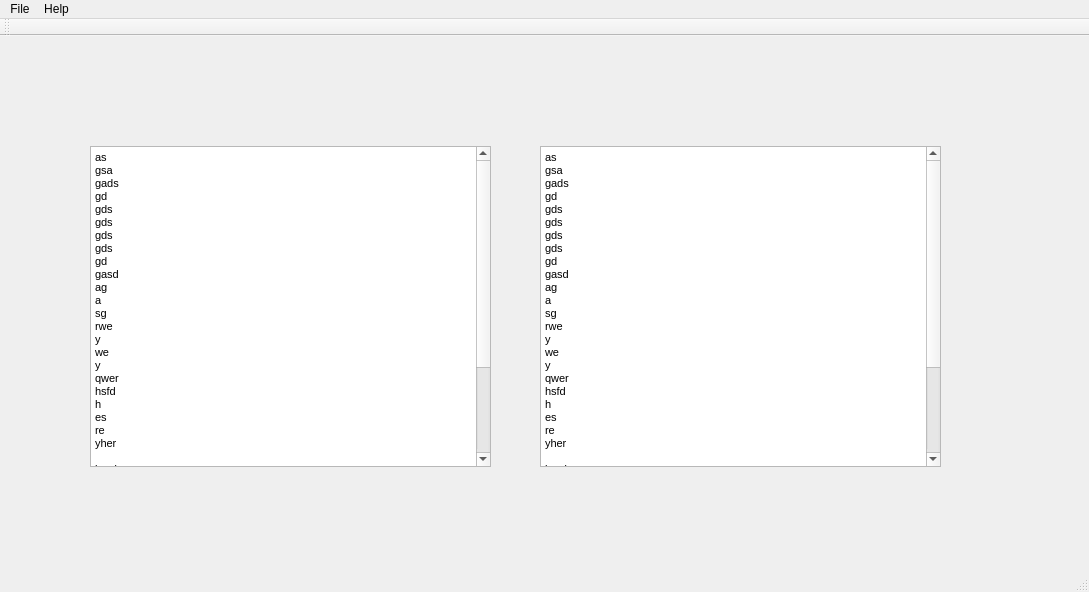
This is mainwindow.ui in BurningStar4/WorkspaceDiff as Qt 5 draws it before an edit. The edited form follows.
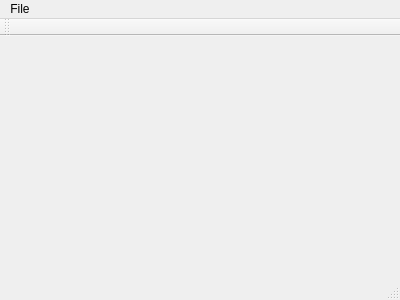
This is the edited form.

The edit to the form file:
```diff
--- a/mainwindow.ui
+++ b/mainwindow.ui
@@ -6,139 +6,31 @@
    <rect>
     <x>0</x>
     <y>0</y>
-    <width>1089</width>
-    <height>592</height>
+    <width>400</width>
+    <height>300</height>
    </rect>
   </property>
   <property name="windowTitle">
    <string>MainWindow</string>
   </property>
-  <widget class="QWidget" name="centralWidget">
-   <widget class="QTextEdit" name="textEdit">
-    <property name="geometry">
-     <rect>
-      <x>90</x>
-      <y>110</y>
-      <width>401</width>
-      <height>321</height>
-     </rect>
-    </property>
-    <property name="html">
-     <string>&lt;!DOCTYPE HTML PUBLIC &quot;-//W3C//DTD HTML 4.0//EN&quot; &quot;http://www.w3.org/TR/REC-html40/strict.dtd&quot;&gt;
-&lt;html&gt;&lt;head&gt;&lt;meta name=&quot;qrichtext&quot; content=&quot;1&quot; /&gt;&lt;style type=&quot;text/css&quot;&gt;
-p, li { white-space: pre-wrap; }
-&lt;/style&gt;&lt;/head&gt;&lt;body style=&quot; font-family:'MS Shell Dlg 2'; font-size:8.25pt; font-weight:400; font-style:normal;&quot;&gt;
-&lt;p style=&quot; margin-top:0px; margin-bottom:0px; margin-left:0px; margin-right:0px; -qt-block-indent:0; text-indent:0px;&quot;&gt;&lt;span style=&quot; font-size:8pt;&quot;&gt;as&lt;/span&gt;&lt;/p&gt;
-&lt;p style=&quot; margin-top:0px; margin-bottom:0px; margin-left:0px; margin-right:0px; -qt-block-indent:0; text-indent:0px;&quot;&gt;&lt;span style=&quot; font-size:8pt;&quot;&gt;gsa&lt;/span&gt;&lt;/p&gt;
-&lt;p style=&quot; margin-top:0px; margin-bottom:0px; margin-left:0px; margin-right:0px; -qt-block-indent:0; text-indent:0px;&quot;&gt;&lt;span style=&quot; font-size:8pt;&quot;&gt;gads&lt;/span&gt;&lt;/p&gt;
-&lt;p style=&quot; margin-top:0px; margin-bottom:0px; margin-left:0px; margin-right:0px; -qt-block-indent:0; text-indent:0px;&quot;&gt;&lt;span style=&quot; font-size:8pt;&quot;&gt;gd&lt;/span&gt;&lt;/p&gt;
-&lt;p style=&quot; margin-top:0px; margin-bottom:0px; margin-left:0px; margin-right:0px; -qt-block-indent:0; text-indent:0px;&quot;&gt;&lt;span style=&quot; font-size:8pt;&quot;&gt;gds&lt;/span&gt;&lt;/p&gt;
-&lt;p style=&quot; margin-top:0px; margin-bottom:0px; margin-left:0px; margin-right:0px; -qt-block-indent:0; text-indent:0px;&quot;&gt;&lt;span style=&quot; font-size:8pt;&quot;&gt;gds&lt;/span&gt;&lt;/p&gt;
-&lt;p style=&quot; margin-top:0px; margin-bottom:0px; margin-left:0px; margin-right:0px; -qt-block-indent:0; text-indent:0px;&quot;&gt;&lt;span style=&quot; font-size:8pt;&quot;&gt;gds&lt;/span&gt;&lt;/p&gt;
-&lt;p style=&quot; margin-top:0px; margin-bottom:0px; margin-left:0px; margin-right:0px; -qt-block-indent:0; text-indent:0px;&quot;&gt;&lt;span style=&quot; font-size:8pt;&quot;&gt;gds&lt;/span&gt;&lt;/p&gt;
-&lt;p style=&quot; margin-top:0px; margin-bottom:0px; margin-left:0px; margin-right:0px; -qt-block-indent:0; text-indent:0px;&quot;&gt;&lt;span style=&quot; font-size:8pt;&quot;&gt;gd&lt;/span&gt;&lt;/p&gt;
-&lt;p style=&quot; margin-top:0px; margin-bottom:0px; margin-left:0px; margin-right:0px; -qt-block-indent:0; text-indent:0px;&quot;&gt;&lt;span style=&quot; font-size:8pt;&quot;&gt;gasd&lt;/span&gt;&lt;/p&gt;
-&lt;p style=&quot; margin-top:0px; margin-bottom:0px; margin-left:0px; margin-right:0px; -qt-block-indent:0; text-indent:0px;&quot;&gt;&lt;span style=&quot; font-size:8pt;&quot;&gt;ag&lt;/span&gt;&lt;/p&gt;
-&lt;p style=&quot; margin-top:0px; margin-bottom:0px; margin-left:0px; margin-right:0px; -qt-block-indent:0; text-indent:0px;&quot;&gt;&lt;span style=&quot; font-size:8pt;&quot;&gt;a&lt;/span&gt;&lt;/p&gt;
-&lt;p style=&quot; margin-top:0px; margin-bottom:0px; margin-left:0px; margin-right:0px; -qt-block-indent:0; text-indent:0px;&quot;&gt;&lt;span style=&quot; font-size:8pt;&quot;&gt;sg&lt;/span&gt;&lt;/p&gt;
-&lt;p style=&quot; margin-top:0px; margin-bottom:0px; margin-left:0px; margin-right:0px; -qt-block-indent:0; text-indent:0px;&quot;&gt;&lt;span style=&quot; font-size:8pt;&quot;&gt;rwe&lt;/span&gt;&lt;/p&gt;
-&lt;p style=&quot; margin-top:0px; margin-bottom:0px; margin-left:0px; margin-right:0px; -qt-block-indent:0; text-indent:0px;&quot;&gt;&lt;span style=&quot; font-size:8pt;&quot;&gt;y&lt;/span&gt;&lt;/p&gt;
-&lt;p style=&quot; margin-top:0px; margin-bottom:0px; margin-left:0px; margin-right:0px; -qt-block-indent:0; text-indent:0px;&quot;&gt;&lt;span style=&quot; font-size:8pt;&quot;&gt;we&lt;/span&gt;&lt;/p&gt;
-&lt;p style=&quot; margin-top:0px; margin-bottom:0px; margin-left:0px; margin-right:0px; -qt-block-indent:0; text-indent:0px;&quot;&gt;&lt;span style=&quot; font-size:8pt;&quot;&gt;y&lt;/span&gt;&lt;/p&gt;
-&lt;p style=&quot; margin-top:0px; margin-bottom:0px; margin-left:0px; margin-right:0px; -qt-block-indent:0; text-indent:0px;&quot;&gt;&lt;span style=&quot; font-size:8pt;&quot;&gt;qwer&lt;/span&gt;&lt;/p&gt;
-&lt;p style=&quot; margin-top:0px; margin-bottom:0px; margin-left:0px; margin-right:0px; -qt-block-indent:0; text-indent:0px;&quot;&gt;&lt;span style=&quot; font-size:8pt;&quot;&gt;hsfd&lt;/span&gt;&lt;/p&gt;
-&lt;p style=&quot; margin-top:0px; margin-bottom:0px; margin-left:0px; margin-right:0px; -qt-block-indent:0; text-indent:0px;&quot;&gt;&lt;span style=&quot; font-size:8pt;&quot;&gt;h&lt;/span&gt;&lt;/p&gt;
-&lt;p style=&quot; margin-top:0px; margin-bottom:0px; margin-left:0px; margin-right:0px; -qt-block-indent:0; text-indent:0px;&quot;&gt;&lt;span style=&quot; font-size:8pt;&quot;&gt;es&lt;/span&gt;&lt;/p&gt;
-&lt;p style=&quot; margin-top:0px; margin-bottom:0px; margin-left:0px; margin-right:0px; -qt-block-indent:0; text-indent:0px;&quot;&gt;&lt;span style=&quot; font-size:8pt;&quot;&gt;re&lt;/span&gt;&lt;/p&gt;
-&lt;p style=&quot; margin-top:0px; margin-bottom:0px; margin-left:0px; margin-right:0px; -qt-block-indent:0; text-indent:0px;&quot;&gt;&lt;span style=&quot; font-size:8pt;&quot;&gt;yher&lt;/span&gt;&lt;/p&gt;
-&lt;p style=&quot;-qt-paragraph-type:empty; margin-top:0px; margin-bottom:0px; margin-left:0px; margin-right:0px; -qt-block-indent:0; text-indent:0px; font-size:8pt;&quot;&gt;&lt;br /&gt;&lt;/p&gt;
-&lt;p style=&quot; margin-top:0px; margin-bottom:0px; margin-left:0px; margin-right:0px; -qt-block-indent:0; text-indent:0px;&quot;&gt;&lt;span style=&quot; font-size:8pt;&quot;&gt;hred&lt;/span&gt;&lt;/p&gt;
-&lt;p style=&quot; margin-top:0px; margin-bottom:0px; margin-left:0px; margin-right:0px; -qt-block-indent:0; text-indent:0px;&quot;&gt;&lt;span style=&quot; font-size:8pt;&quot;&gt;h&lt;/span&gt;&lt;/p&gt;
-&lt;p style=&quot; margin-top:0px; margin-bottom:0px; margin-left:0px; margin-right:0px; -qt-block-indent:0; text-indent:0px;&quot;&gt;&lt;span style=&quot; font-size:8pt;&quot;&gt;er&lt;/span&gt;&lt;/p&gt;
-&lt;p style=&quot; margin-top:0px; margin-bottom:0px; margin-left:0px; margin-right:0px; -qt-block-indent:0; text-indent:0px;&quot;&gt;&lt;span style=&quot; font-size:8pt;&quot;&gt;h3&lt;/span&gt;&lt;/p&gt;
-&lt;p style=&quot; margin-top:0px; margin-bottom:0px; margin-left:0px; margin-right:0px; -qt-block-indent:0; text-indent:0px;&quot;&gt;&lt;span style=&quot; font-size:8pt;&quot;&gt;qy&lt;/span&gt;&lt;/p&gt;
-&lt;p style=&quot; margin-top:0px; margin-bottom:0px; margin-left:0px; margin-right:0px; -qt-block-indent:0; text-indent:0px;&quot;&gt;&lt;span style=&quot; font-size:8pt;&quot;&gt;hfd&lt;/span&gt;&lt;/p&gt;
-&lt;p style=&quot; margin-top:0px; margin-bottom:0px; margin-left:0px; margin-right:0px; -qt-block-indent:0; text-indent:0px;&quot;&gt;&lt;span style=&quot; font-size:8pt;&quot;&gt;g&lt;/span&gt;&lt;/p&gt;
-&lt;p style=&quot; margin-top:0px; margin-bottom:0px; margin-left:0px; margin-right:0px; -qt-block-indent:0; text-indent:0px;&quot;&gt;&lt;span style=&quot; font-size:8pt;&quot;&gt;eds&lt;/span&gt;&lt;/p&gt;
-&lt;p style=&quot; margin-top:0px; margin-bottom:0px; margin-left:0px; margin-right:0px; -qt-block-indent:0; text-indent:0px;&quot;&gt;&lt;span style=&quot; font-size:8pt;&quot;&gt;h&lt;/span&gt;&lt;/p&gt;
-&lt;p style=&quot; margin-top:0px; margin-bottom:0px; margin-left:0px; margin-right:0px; -qt-block-indent:0; text-indent:0px;&quot;&gt;&lt;span style=&quot; font-size:8pt;&quot;&gt;reyh&lt;/span&gt;&lt;/p&gt;&lt;/body&gt;&lt;/html&gt;</string>
-    </property>
-   </widget>
-   <widget class="QTextEdit" name="textEdit_2">
-    <property name="geometry">
-     <rect>
-      <x>540</x>
-      <y>110</y>
-      <width>401</width>
-      <height>321</height>
-     </rect>
-    </property>
-    <property name="html">
-     <string>&lt;!DOCTYPE HTML PUBLIC &quot;-//W3C//DTD HTML 4.0//EN&quot; &quot;http://www.w3.org/TR/REC-html40/strict.dtd&quot;&gt;
-&lt;html&gt;&lt;head&gt;&lt;meta name=&quot;qrichtext&quot; content=&quot;1&quot; /&gt;&lt;style type=&quot;text/css&quot;&gt;
-p, li { white-space: pre-wrap; }
-&lt;/style&gt;&lt;/head&gt;&lt;body style=&quot; font-family:'MS Shell Dlg 2'; font-size:8.25pt; font-weight:400; font-style:normal;&quot;&gt;
-&lt;p style=&quot; margin-top:0px; margin-bottom:0px; margin-left:0px; margin-right:0px; -qt-block-indent:0; text-indent:0px;&quot;&gt;&lt;span style=&quot; font-size:8pt;&quot;&gt;as&lt;/span&gt;&lt;/p&gt;
-&lt;p style=&quot; margin-top:0px; margin-bottom:0px; margin-left:0px; margin-right:0px; -qt-block-indent:0; text-indent:0px;&quot;&gt;&lt;span style=&quot; font-size:8pt;&quot;&gt;gsa&lt;/span&gt;&lt;/p&gt;
-&lt;p style=&quot; margin-top:0px; margin-bottom:0px; margin-left:0px; margin-right:0px; -qt-block-indent:0; text-indent:0px;&quot;&gt;&lt;span style=&quot; font-size:8pt;&quot;&gt;gads&lt;/span&gt;&lt;/p&gt;
-&lt;p style=&quot; margin-top:0px; margin-bottom:0px; margin-left:0px; margin-right:0px; -qt-block-indent:0; text-indent:0px;&quot;&gt;&lt;span style=&quot; font-size:8pt;&quot;&gt;gd&lt;/span&gt;&lt;/p&gt;
-&lt;p style=&quot; margin-top:0px; margin-bottom:0px; margin-left:0px; margin-right:0px; -qt-block-indent:0; text-indent:0px;&quot;&gt;&lt;span style=&quot; font-size:8pt;&quot;&gt;gds&lt;/span&gt;&lt;/p&gt;
-&lt;p style=&quot; margin-top:0px; margin-bottom:0px; margin-left:0px; margin-right:0px; -qt-block-indent:0; text-indent:0px;&quot;&gt;&lt;span style=&quot; font-size:8pt;&quot;&gt;gds&lt;/span&gt;&lt;/p&gt;
-&lt;p style=&quot; margin-top:0px; margin-bottom:0px; margin-left:0px; margin-right:0px; -qt-block-indent:0; text-indent:0px;&quot;&gt;&lt;span style=&quot; font-size:8pt;&quot;&gt;gds&lt;/span&gt;&lt;/p&gt;
-&lt;p style=&quot; margin-top:0px; margin-bottom:0px; margin-left:0px; margin-right:0px; -qt-block-indent:0; text-indent:0px;&quot;&gt;&lt;span style=&quot; font-size:8pt;&quot;&gt;gds&lt;/span&gt;&lt;/p&gt;
-&lt;p style=&quot; margin-top:0px; margin-bottom:0px; margin-left:0px; margin-right:0px; -qt-block-indent:0; text-indent:0px;&quot;&gt;&lt;span style=&quot; font-size:8pt;&quot;&gt;gd&lt;/span&gt;&lt;/p&gt;
-&lt;p style=&quot; margin-top:0px; margin-bottom:0px; margin-left:0px; margin-right:0px; -qt-block-indent:0; text-indent:0px;&quot;&gt;&lt;span style=&quot; font-size:8pt;&quot;&gt;gasd&lt;/span&gt;&lt;/p&gt;
-&lt;p style=&quot; margin-top:0px; margin-bottom:0px; margin-left:0px; margin-right:0px; -qt-block-indent:0; text-indent:0px;&quot;&gt;&lt;span style=&quot; font-size:8pt;&quot;&gt;ag&lt;/span&gt;&lt;/p&gt;
-&lt;p style=&quot; margin-top:0px; margin-bottom:0px; margin-left:0px; margin-right:0px; -qt-block-indent:0; text-indent:0px;&quot;&gt;&lt;span style=&quot; font-size:8pt;&quot;&gt;a&lt;/span&gt;&lt;/p&gt;
-&lt;p style=&quot; margin-top:0px; margin-bottom:0px; margin-left:0px; margin-right:0px; -qt-block-indent:0; text-indent:0px;&quot;&gt;&lt;span style=&quot; font-size:8pt;&quot;&gt;sg&lt;/span&gt;&lt;/p&gt;
-&lt;p style=&quot; margin-top:0px; margin-bottom:0px; margin-left:0px; margin-right:0px; -qt-block-indent:0; text-indent:0px;&quot;&gt;&lt;span style=&quot; font-size:8pt;&quot;&gt;rwe&lt;/span&gt;&lt;/p&gt;
-&lt;p style=&quot; margin-top:0px; margin-bottom:0px; margin-left:0px; margin-right:0px; -qt-block-indent:0; text-indent:0px;&quot;&gt;&lt;span style=&quot; font-size:8pt;&quot;&gt;y&lt;/span&gt;&lt;/p&gt;
-&lt;p style=&quot; margin-top:0px; margin-bottom:0px; margin-left:0px; margin-right:0px; -qt-block-indent:0; text-indent:0px;&quot;&gt;&lt;span style=&quot; font-size:8pt;&quot;&gt;we&lt;/span&gt;&lt;/p&gt;
-&lt;p style=&quot; margin-top:0px; margin-bottom:0px; margin-left:0px; margin-right:0px; -qt-block-indent:0; text-indent:0px;&quot;&gt;&lt;span style=&quot; font-size:8pt;&quot;&gt;y&lt;/span&gt;&lt;/p&gt;
-&lt;p style=&quot; margin-top:0px; margin-bottom:0px; margin-left:0px; margin-right:0px; -qt-block-indent:0; text-indent:0px;&quot;&gt;&lt;span style=&quot; font-size:8pt;&quot;&gt;qwer&lt;/span&gt;&lt;/p&gt;
-&lt;p style=&quot; margin-top:0px; margin-bottom:0px; margin-left:0px; margin-right:0px; -qt-block-indent:0; text-indent:0px;&quot;&gt;&lt;span style=&quot; font-size:8pt;&quot;&gt;hsfd&lt;/span&gt;&lt;/p&gt;
-&lt;p style=&quot; margin-top:0px; margin-bottom:0px; margin-left:0px; margin-right:0px; -qt-block-indent:0; text-indent:0px;&quot;&gt;&lt;span style=&quot; font-size:8pt;&quot;&gt;h&lt;/span&gt;&lt;/p&gt;
-&lt;p style=&quot; margin-top:0px; margin-bottom:0px; margin-left:0px; margin-right:0px; -qt-block-indent:0; text-indent:0px;&quot;&gt;&lt;span style=&quot; font-size:8pt;&quot;&gt;es&lt;/span&gt;&lt;/p&gt;
-&lt;p style=&quot; margin-top:0px; margin-bottom:0px; margin-left:0px; margin-right:0px; -qt-block-indent:0; text-indent:0px;&quot;&gt;&lt;span style=&quot; font-size:8pt;&quot;&gt;re&lt;/span&gt;&lt;/p&gt;
-&lt;p style=&quot; margin-top:0px; margin-bottom:0px; margin-left:0px; margin-right:0px; -qt-block-indent:0; text-indent:0px;&quot;&gt;&lt;span style=&quot; font-size:8pt;&quot;&gt;yher&lt;/span&gt;&lt;/p&gt;
-&lt;p style=&quot;-qt-paragraph-type:empty; margin-top:0px; margin-bottom:0px; margin-left:0px; margin-right:0px; -qt-block-indent:0; text-indent:0px; font-size:8pt;&quot;&gt;&lt;br /&gt;&lt;/p&gt;
-&lt;p style=&quot; margin-top:0px; margin-bottom:0px; margin-left:0px; margin-right:0px; -qt-block-indent:0; text-indent:0px;&quot;&gt;&lt;span style=&quot; font-size:8pt;&quot;&gt;hred&lt;/span&gt;&lt;/p&gt;
-&lt;p style=&quot; margin-top:0px; margin-bottom:0px; margin-left:0px; margin-right:0px; -qt-block-indent:0; text-indent:0px;&quot;&gt;&lt;span style=&quot; font-size:8pt;&quot;&gt;h&lt;/span&gt;&lt;/p&gt;
-&lt;p style=&quot; margin-top:0px; margin-bottom:0px; margin-left:0px; margin-right:0px; -qt-block-indent:0; text-indent:0px;&quot;&gt;&lt;span style=&quot; font-size:8pt;&quot;&gt;er&lt;/span&gt;&lt;/p&gt;
-&lt;p style=&quot; margin-top:0px; margin-bottom:0px; margin-left:0px; margin-right:0px; -qt-block-indent:0; text-indent:0px;&quot;&gt;&lt;span style=&quot; font-size:8pt;&quot;&gt;h3&lt;/span&gt;&lt;/p&gt;
-&lt;p style=&quot; margin-top:0px; margin-bottom:0px; margin-left:0px; margin-right:0px; -qt-block-indent:0; text-indent:0px;&quot;&gt;&lt;span style=&quot; font-size:8pt;&quot;&gt;qy&lt;/span&gt;&lt;/p&gt;
-&lt;p style=&quot; margin-top:0px; margin-bottom:0px; margin-left:0px; margin-right:0px; -qt-block-indent:0; text-indent:0px;&quot;&gt;&lt;span style=&quot; font-size:8pt;&quot;&gt;hfd&lt;/span&gt;&lt;/p&gt;
-&lt;p style=&quot; margin-top:0px; margin-bottom:0px; margin-left:0px; margin-right:0px; -qt-block-indent:0; text-indent:0px;&quot;&gt;&lt;span style=&quot; font-size:8pt;&quot;&gt;g&lt;/span&gt;&lt;/p&gt;
-&lt;p style=&quot; margin-top:0px; margin-bottom:0px; margin-left:0px; margin-right:0px; -qt-block-indent:0; text-indent:0px;&quot;&gt;&lt;span style=&quot; font-size:8pt;&quot;&gt;eds&lt;/span&gt;&lt;/p&gt;
-&lt;p style=&quot; margin-top:0px; margin-bottom:0px; margin-left:0px; margin-right:0px; -qt-block-indent:0; text-indent:0px;&quot;&gt;&lt;span style=&quot; font-size:8pt;&quot;&gt;h&lt;/span&gt;&lt;/p&gt;
-&lt;p style=&quot; margin-top:0px; margin-bottom:0px; margin-left:0px; margin-right:0px; -qt-block-indent:0; text-indent:0px;&quot;&gt;&lt;span style=&quot; font-size:8pt;&quot;&gt;reyh&lt;/span&gt;&lt;/p&gt;&lt;/body&gt;&lt;/html&gt;</string>
-    </property>
-   </widget>
-  </widget>
+  <widget class="QWidget" name="centralWidget"/>
   <widget class="QMenuBar" name="menuBar">
    <property name="geometry">
     <rect>
      <x>0</x>
      <y>0</y>
-     <width>1089</width>
+     <width>400</width>
      <height>21</height>
     </rect>
    </property>
-   <widget class="QMenu" name="menuMenu1">
+   <widget class="QMenu" name="menuFile">
     <property name="title">
      <string>File</string>
     </property>
     <addaction name="actionOpen"/>
     <addaction name="actionExit"/>
    </widget>
-   <widget class="QMenu" name="menuHelp">
-    <property name="title">
-     <string>Help</string>
-    </property>
-    <addaction name="actionAbout"/>
-   </widget>
-   <addaction name="menuMenu1"/>
-   <addaction name="menuHelp"/>
+   <addaction name="menuFile"/>
   </widget>
   <widget class="QToolBar" name="mainToolBar">
    <attribute name="toolBarArea">
```
Left out of the diff: 12 changed lines with no effect on the pictures.
